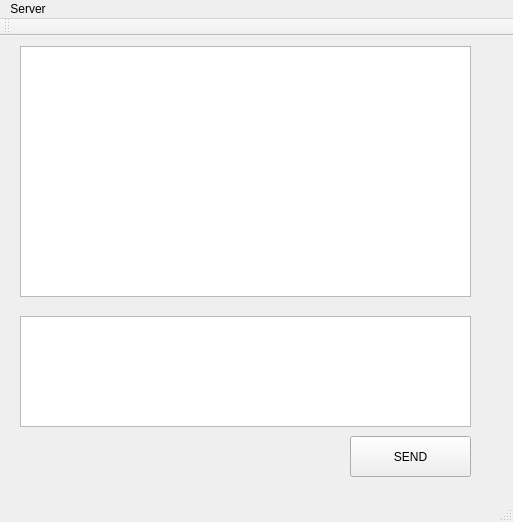
The window that try_Client/mainwindow.ui (LittleQili/Chatroom_Client) describes before a commit, drawn with Qt 5.
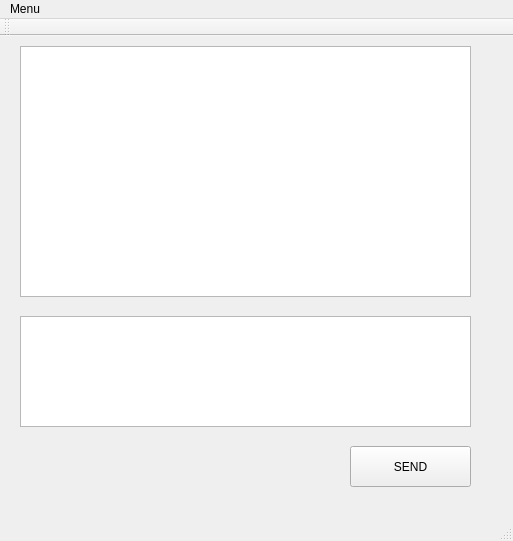
The same window after the commit.

```diff
--- a/try_Client/mainwindow.ui
+++ b/try_Client/mainwindow.ui
@@ -7,7 +7,7 @@
     <x>0</x>
     <y>0</y>
     <width>513</width>
-    <height>522</height>
+    <height>541</height>
    </rect>
   </property>
   <property name="mouseTracking">
@@ -34,7 +34,7 @@
     <property name="geometry">
      <rect>
       <x>350</x>
-      <y>400</y>
+      <y>410</y>
       <width>121</width>
       <height>41</height>
      </rect>
@@ -42,6 +42,12 @@
     <property name="text">
      <string>SEND</string>
     </property>
+    <property name="shortcut">
+     <string>Ctrl+Return</string>
+    </property>
+    <property name="autoDefault">
+     <bool>false</bool>
+    </property>
    </widget>
    <widget class="QTextEdit" name="input_text">
     <property name="geometry">
@@ -63,13 +69,13 @@
      <height>17</height>
     </rect>
    </property>
-   <widget class="QMenu" name="menuServer">
+   <widget class="QMenu" name="menuMenu">
     <property name="title">
-     <string>Server</string>
+     <string>Menu</string>
     </property>
     <addaction name="actionConnect_To_Server"/>
    </widget>
-   <addaction name="menuServer"/>
+   <addaction name="menuMenu"/>
   </widget>
   <widget class="QToolBar" name="mainToolBar">
    <attribute name="toolBarArea">
```
Left out of the diff: 21 changed lines with no effect on the pictures.
